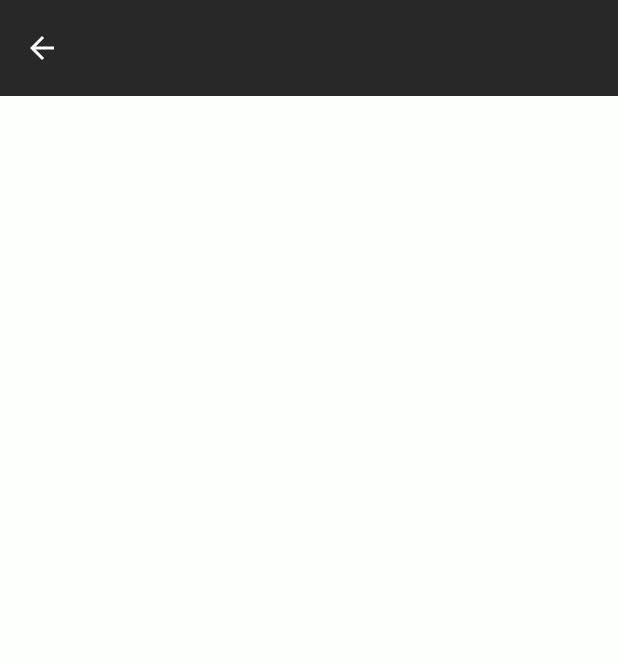
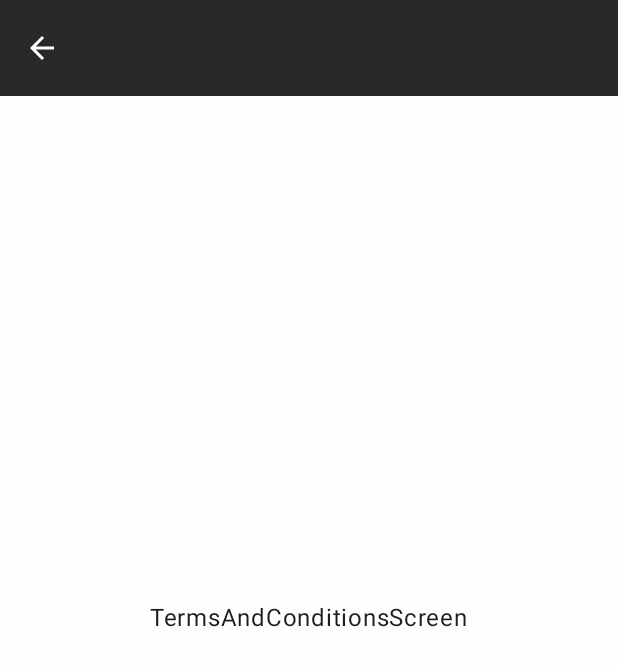
Before and after one commit to alebarrob/Librario, an Android app built with Jetpack Compose: the TermsAndConditionsScreen screen opened through its navigation route, on a phone screen of 412 x 824 dp. Shown: the top 666 px of the screen. Run offline under Robolectric (Android 15) with nearby library versions, the phone set to English and light mode, and no system bars; our stand-ins replace accompanist.

```diff
--- a/app/build.gradle
+++ b/app/build.gradle
@@ -63,7 +63,7 @@ dependencies {
     implementation 'androidx.compose.material3:material3:1.1.0-alpha03'
 
     // Navigation
-    implementation 'androidx.navigation:navigation-compose:2.5.3'
+    implementation 'androidx.navigation:navigation-compose:2.6.0-alpha04'
 
     // System Bars Customization
     implementation "com.google.accompanist:accompanist-systemuicontroller:0.28.0"
--- a/app/src/main/java/barrera/alejandro/librario/views/mainactivity/MainActivity.kt
+++ b/app/src/main/java/barrera/alejandro/librario/views/mainactivity/MainActivity.kt
@@ -29,13 +29,13 @@ class MainActivity : ComponentActivity() {
         super.onCreate(savedInstanceState)
         setContent {
             SalvaIdeasTheme {
+                val configuration = LocalConfiguration.current
                 val navController = rememberNavController()
                 val navBackStackEntry by navController.currentBackStackEntryAsState()
+                val currentDestination = navBackStackEntry?.destination
                 val topBarState = rememberSaveable { (mutableStateOf(false)) }
                 val bottomBarState = rememberSaveable { (mutableStateOf(true)) }
-                val currentDestination = navBackStackEntry?.destination
                 val screens = listOf(BooksScreen, SettingsScreen)
-                val configuration = LocalConfiguration.current
 
                 // Control TopBar and BottomBar
                 when (navBackStackEntry?.destination?.route) {
--- a/app/src/main/java/barrera/alejandro/librario/views/screens/BooksScreen.kt
+++ b/app/src/main/java/barrera/alejandro/librario/views/screens/BooksScreen.kt
@@ -1,9 +1,9 @@
 package barrera.alejandro.librario.views.screens
 
-import androidx.compose.foundation.layout.Column
-import androidx.compose.foundation.layout.PaddingValues
-import androidx.compose.foundation.layout.padding
+import androidx.compose.foundation.layout.*
+import androidx.compose.material3.Text
 import androidx.compose.runtime.Composable
+import androidx.compose.ui.Alignment
 import androidx.compose.ui.Modifier
 
 @Composable
@@ -14,7 +14,10 @@ fun BooksScreen(
     Column(
         modifier
             .padding(bottom = paddingValues.calculateBottomPadding())
+            .fillMaxSize(),
+        verticalArrangement = Arrangement.Center,
+        horizontalAlignment = Alignment.CenterHorizontally
     ) {
-
+        Text(text = "BooksScreen")
     }
 }
--- a/app/src/main/java/barrera/alejandro/librario/views/screens/TermsAndConditionsScreen.kt
+++ b/app/src/main/java/barrera/alejandro/librario/views/screens/TermsAndConditionsScreen.kt
@@ -1,9 +1,9 @@
 package barrera.alejandro.librario.views.screens
 
-import androidx.compose.foundation.layout.Column
-import androidx.compose.foundation.layout.PaddingValues
-import androidx.compose.foundation.layout.padding
+import androidx.compose.foundation.layout.*
+import androidx.compose.material3.Text
 import androidx.compose.runtime.Composable
+import androidx.compose.ui.Alignment
 import androidx.compose.ui.Modifier
 
 @Composable
@@ -14,7 +14,10 @@ fun TermsAndConditionsScreen(
     Column(
         modifier
             .padding(bottom = paddingValues.calculateBottomPadding())
+            .fillMaxSize(),
+        verticalArrangement = Arrangement.Center,
+        horizontalAlignment = Alignment.CenterHorizontally
     ) {
-
+        Text(text = "TermsAndConditionsScreen")
     }
 }
```
Also changed, not shown: app/src/main/java/barrera/alejandro/librario/models/SettingsCardData.kt (deleted, +0 -28 lines), app/src/main/java/barrera/alejandro/librario/models/entities/SettingsCardData.kt (added, +12 -0 lines), app/src/main/java/barrera/alejandro/librario/views/screens/AuthorScreen.kt (+7 -4 lines), app/src/main/java/barrera/alejandro/librario/views/screens/SettingsScreen.kt (+17 -1 lines).
